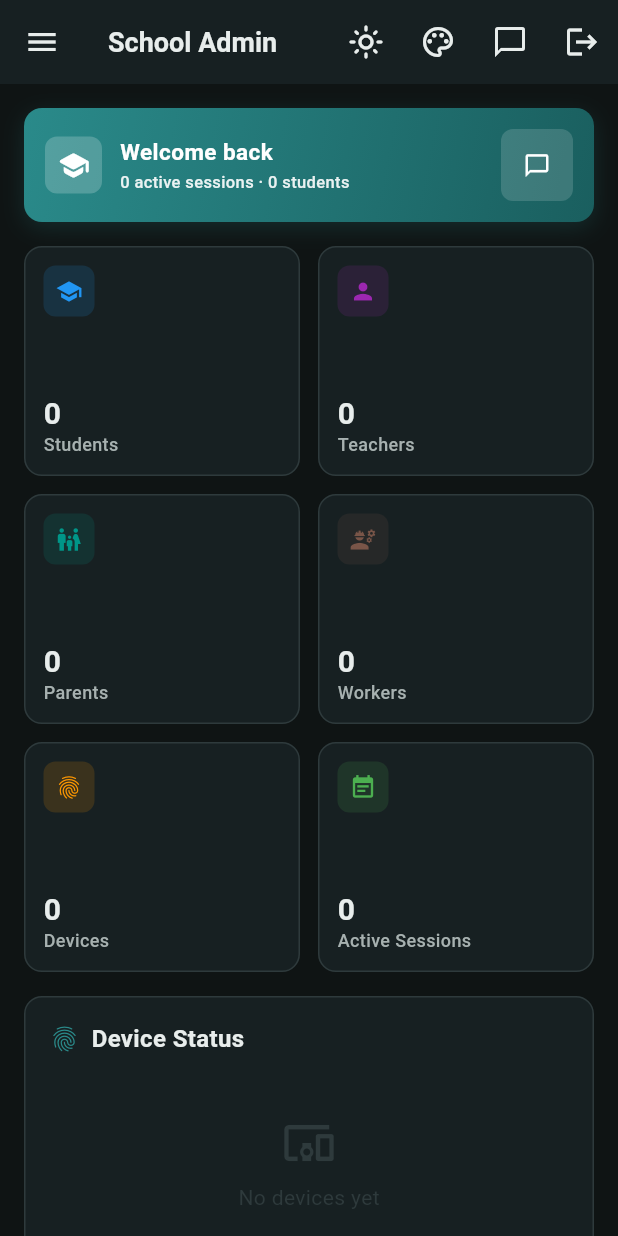
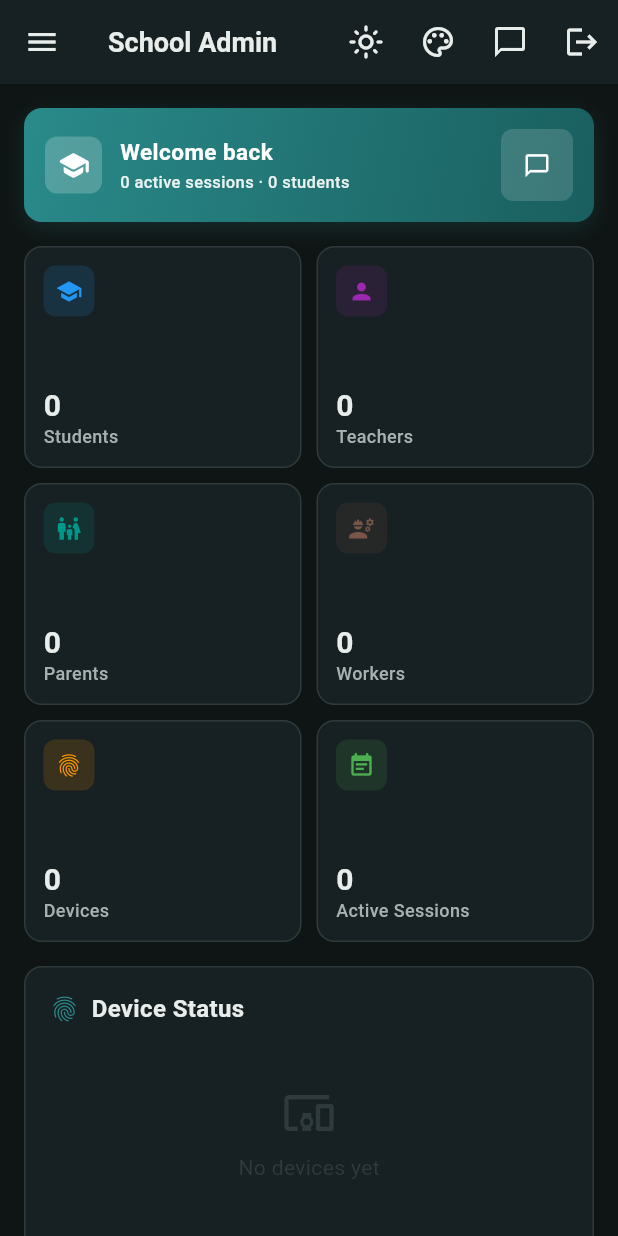
Before and after one commit to leoenovate/zenda, a Flutter app: the SchoolAdminDashboard screen opened directly, on a phone screen of 412 x 824 dp. Run offline on Flutter 3.47's test engine with Material 3 defaults, Android fonts, the phone set to English and light mode, and no system bars; our stand-ins replace cloud_firestore, firebase_auth, firebase_core, firebase_storage, fl_chart, google_sign_in and 2 more; accounts and stored records are empty.

Commit message:
Update 2 files

```diff
--- a/lib/screens/school_admin_dashboard.dart
+++ b/lib/screens/school_admin_dashboard.dart
@@ -194,6 +194,7 @@ class _SchoolAdminDashboardState extends State<SchoolAdminDashboard> {
     if (context.isMobile) return _buildMobileLayout();
     return Scaffold(
       body: Row(
+        crossAxisAlignment: CrossAxisAlignment.stretch,
         children: [
           _buildSidebar(isTablet: context.isTablet),
           Expanded(child: _buildMainContent()),
@@ -983,10 +984,20 @@ class _DashboardView extends StatelessWidget {
     final activeDevices = devices.where((d) => d.status == 'active').length;
     final offlineDevices = devices.where((d) => d.status == 'offline').length;
 
+    return LayoutBuilder(
+      builder: (context, viewportConstraints) {
+        final minScrollContentHeight =
+            viewportConstraints.maxHeight.isFinite
+                ? viewportConstraints.maxHeight
+                : 0.0;
         return SingleChildScrollView(
           padding: padding,
+          child: ConstrainedBox(
+            constraints: BoxConstraints(minHeight: minScrollContentHeight),
             child: Column(
               crossAxisAlignment: CrossAxisAlignment.start,
+              mainAxisAlignment: MainAxisAlignment.start,
+              mainAxisSize: MainAxisSize.min,
               children: [
                 _buildWelcomeBanner(context, activeSessions, onChat),
                 const SizedBox(height: 16),
@@ -1010,10 +1021,12 @@ class _DashboardView extends StatelessWidget {
                     ],
                   )
                 else
-            Row(
-              crossAxisAlignment: CrossAxisAlignment.start,
+                  IntrinsicHeight(
+                    child: Row(
+                      crossAxisAlignment: CrossAxisAlignment.stretch,
                       children: [
                         Expanded(
+                          flex: 3,
                           child: _DeviceStatusCard(
                             active: activeDevices,
                             offline: offlineDevices,
@@ -1022,13 +1035,17 @@ class _DashboardView extends StatelessWidget {
                         ),
                         const SizedBox(width: 16),
                         Expanded(
-                  flex: 2,
+                          flex: 5,
                           child: _RecentActivityCard(activity: recentActivity),
                         ),
                       ],
                     ),
-        ],
-      ),
+                  ),
+              ],
+            ),
+          ),
+        );
+      },
     );
   }
 
@@ -1173,20 +1190,31 @@ class _DashboardView extends StatelessWidget {
         double aspectRatio;
         if (context.isMobile) {
           crossAxisCount = 2;
-          aspectRatio = 1.2;
+          aspectRatio = 1.25;
         } else if (context.isTablet) {
           crossAxisCount = 3;
-          aspectRatio = 1.1;
+          aspectRatio = 1.25;
+        } else {
+          final w = constraints.maxWidth;
+          // Fewer, wider tiles on typical laptop widths so stats don’t look
+          // like tiny islands in a wide gutter.
+          if (w < 880) {
+            crossAxisCount = 3;
+            aspectRatio = 1.42;
+          } else if (w < 1180) {
+            crossAxisCount = 4;
+            aspectRatio = 1.38;
           } else {
             crossAxisCount = 6;
-          aspectRatio = 1.0;
+            aspectRatio = 1.38;
+          }
         }
         return GridView.count(
           crossAxisCount: crossAxisCount,
           shrinkWrap: true,
           physics: const NeverScrollableScrollPhysics(),
-          crossAxisSpacing: 12,
-          mainAxisSpacing: 12,
+          crossAxisSpacing: 10,
+          mainAxisSpacing: 10,
           childAspectRatio: aspectRatio,
           children: [for (final c in cards) _SummaryCard(data: c)],
         );
@@ -1275,7 +1303,13 @@ class _DeviceStatusCard extends StatelessWidget {
     final colorScheme = Theme.of(context).colorScheme;
     final maintenance = (total - active - offline).clamp(0, total);
     final pct = total == 0 ? 0 : (active / total * 100);
+    return LayoutBuilder(
+      builder: (context, constraints) {
+        final hasBoundedHeight =
+            constraints.maxHeight < double.infinity &&
+            constraints.maxHeight > 0;
         return Container(
+          width: double.infinity,
           padding: const EdgeInsets.all(16),
           decoration: BoxDecoration(
             color: colorScheme.surface,
@@ -1284,6 +1318,8 @@ class _DeviceStatusCard extends StatelessWidget {
           ),
           child: Column(
             crossAxisAlignment: CrossAxisAlignment.start,
+            mainAxisAlignment: MainAxisAlignment.start,
+            mainAxisSize: hasBoundedHeight ? MainAxisSize.max : MainAxisSize.min,
             children: [
               Row(
                 children: [
@@ -1343,8 +1379,11 @@ class _DeviceStatusCard extends StatelessWidget {
               _statRow(context, Colors.green, 'Active', active),
               _statRow(context, Colors.red, 'Offline', offline),
               _statRow(context, Colors.orange, 'Maintenance', maintenance),
-        ],
-      ),
+              if (hasBoundedHeight) const Spacer(),
+            ],
+          ),
+        );
+      },
     );
   }
 
@@ -1391,6 +1430,7 @@ class _RecentActivityCard extends StatelessWidget {
   Widget build(BuildContext context) {
     final colorScheme = Theme.of(context).colorScheme;
     return Container(
+      width: double.infinity,
       padding: const EdgeInsets.all(16),
       decoration: BoxDecoration(
         color: colorScheme.surface,
@@ -1399,6 +1439,7 @@ class _RecentActivityCard extends StatelessWidget {
       ),
       child: Column(
         crossAxisAlignment: CrossAxisAlignment.start,
+        mainAxisSize: MainAxisSize.min,
         children: [
           Row(
             children: [
@@ -1665,10 +1706,20 @@ class _DevicesViewState extends State<_DevicesView> {
             .where((d) => _effectiveStatus(d) == 'maintenance')
             .length;
 
+    return LayoutBuilder(
+      builder: (context, viewportConstraints) {
+        final minScrollContentHeight =
+            viewportConstraints.maxHeight.isFinite
+                ? viewportConstraints.maxHeight
+                : 0.0;
         return SingleChildScrollView(
           padding: padding,
+          child: ConstrainedBox(
+            constraints: BoxConstraints(minHeight: minScrollContentHeight),
             child: Column(
               crossAxisAlignment: CrossAxisAlignment.start,
+              mainAxisAlignment: MainAxisAlignment.start,
+              mainAxisSize: MainAxisSize.min,
               children: [
                 Row(
                   children: [
@@ -1725,17 +1776,30 @@ class _DevicesViewState extends State<_DevicesView> {
                       child: DropdownButton<String>(
                         value: widget.statusFilter,
                         underline: const SizedBox.shrink(),
-                  style: TextStyle(color: colorScheme.onSurface, fontSize: 14),
+                        style: TextStyle(
+                          color: colorScheme.onSurface,
+                          fontSize: 14,
+                        ),
                         items: const [
-                    DropdownMenuItem(value: 'all', child: Text('All statuses')),
-                    DropdownMenuItem(value: 'active', child: Text('Active')),
-                    DropdownMenuItem(value: 'offline', child: Text('Offline')),
+                          DropdownMenuItem(
+                            value: 'all',
+                            child: Text('All statuses'),
+                          ),
+                          DropdownMenuItem(
+                            value: 'active',
+                            child: Text('Active'),
+                          ),
+                          DropdownMenuItem(
+                            value: 'offline',
+                            child: Text('Offline'),
+                          ),
                           DropdownMenuItem(
                             value: 'maintenance',
                             child: Text('Maintenance'),
                           ),
                         ],
-                  onChanged: (v) => widget.onStatusFilterChanged(v ?? 'all'),
+                        onChanged: (v) =>
+                            widget.onStatusFilterChanged(v ?? 'all'),
                       ),
                     ),
                   ],
@@ -1820,13 +1884,18 @@ class _DevicesViewState extends State<_DevicesView> {
                       physics: const NeverScrollableScrollPhysics(),
                       itemCount: filtered.length,
                       separatorBuilder:
-                    (_, __) =>
-                        Divider(height: 1, color: colorScheme.outlineVariant),
+                          (_, __) => Divider(
+                            height: 1,
+                            color: colorScheme.outlineVariant,
+                          ),
                       itemBuilder: (_, i) => _buildRow(filtered[i]),
                     ),
                   ),
               ],
             ),
+          ),
+        );
+      },
     );
   }
 
```
Also changed, not shown: .cursor/hooks/state/continual-learning.json. Lines whose indentation alone changed are shown as unchanged.
